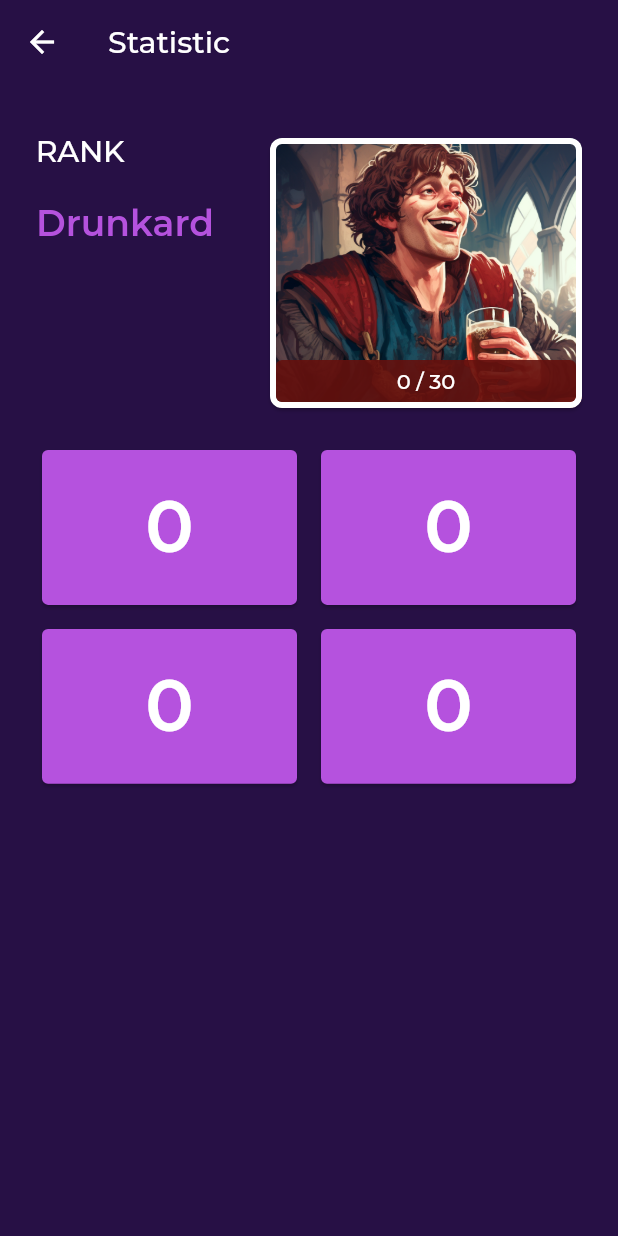
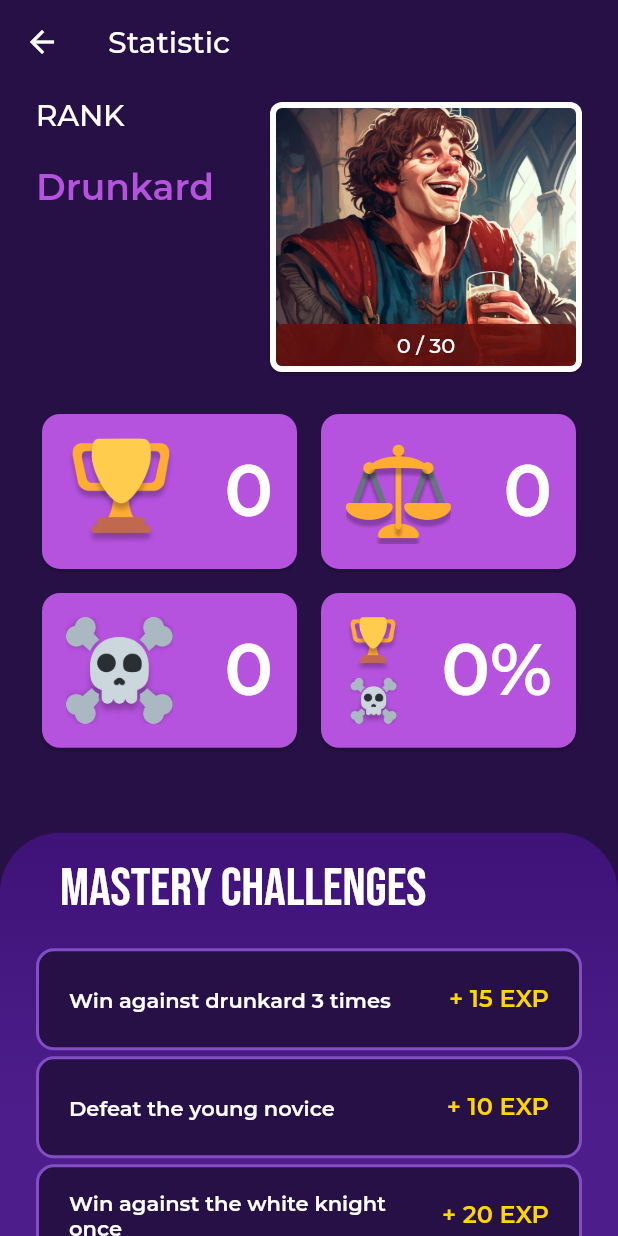
Before and after one commit to danielmrrk/CS-50-Final-Project-Tick-Tack, a Flutter app: the screen it shows after launch, after a tap on "Stats & Challenges", on a phone screen of 412 x 824 dp. Run offline on Flutter 3.47's test engine with Material 2 defaults, Android fonts, the phone set to English and light mode, and no system bars; our stand-ins replace flutter_riverpod, flutter_svg, get, google_fonts, sqflite; accounts and stored records are empty.

Commit message:
feat(bottom_sheet): draggable bottom sheet

```diff
--- a/lib/database/statistic/challenge_data.dart
+++ b/lib/database/statistic/challenge_data.dart
@@ -29,28 +29,28 @@ final challengeData = [
     clearCondition: ClearCondition.winDrunkard.toString(),
   ),
   Challenge(
-    content: "Defeat the young novice.",
+    content: "Defeat the young novice",
     exp: 10,
     difficulty: DifficultyRank.drunkard.toString(),
     showChallenge: true,
     clearCondition: ClearCondition.winNovice.toString(),
   ),
   Challenge(
-    content: "Win against the white knight once.",
+    content: "Win against the white knight once",
     exp: 20,
     difficulty: DifficultyRank.drunkard.toString(),
     showChallenge: true,
     clearCondition: ClearCondition.winWhiteKnight.toString(),
   ),
   Challenge(
-    content: "Win against the almighty dark wizard.",
+    content: "Win against the almighty dark wizard",
     exp: 30,
     difficulty: DifficultyRank.drunkard.toString(),
     showChallenge: true,
     clearCondition: ClearCondition.winDarkWizard.toString(),
   ),
   Challenge(
-    content: "Win against white knight 5 times.",
+    content: "Win against white knight 5 times",
     progress: 0,
     progressGoal: 5,
     exp: 50,
@@ -64,13 +64,13 @@ final challengeData = [
     clearCondition: ClearCondition.win.toString(),
   ),
   Challenge(
-    content: "Achieve a draw against the dark wizard.",
+    content: "Achieve a draw against the dark wizard",
     exp: 5,
     difficulty: DifficultyRank.whiteKnight.toString(),
     clearCondition: ClearCondition.drawDarkWizard.toString(),
   ),
   Challenge(
-    content: "Win 3 times against white knight without loosing once inbetween.",
+    content: "Win 3 times against white knight without loosing once inbetween",
     progress: 0,
     progressGoal: 3,
     exp: 25,
@@ -78,7 +78,7 @@ final challengeData = [
     clearCondition: ClearCondition.winWithoutLosingWhiteKnight.toString(),
   ),
   Challenge(
-    content: "Win 2 times against the dark wizard without loosing once inbetween.",
+    content: "Win 2 times against the dark wizard without loosing once inbetween",
     progress: 0,
     progressGoal: 2,
     exp: 50,
--- a/lib/database/statistic/statistic_database.dart
+++ b/lib/database/statistic/statistic_database.dart
@@ -198,10 +198,9 @@ SELECT
 ''');
 // result.first is an unmodifiable map
     final Map<String, dynamic> userStatisticMap = Map<String, dynamic>.from(result.first);
-    final int absoluteCount =
-        (userStatisticMap['winCount'] as int) + (userStatisticMap['lossCount'] as int) + (userStatisticMap['drawCount'] as int);
-    if (absoluteCount != 0) {
-      userStatisticMap['winRate'] = (userStatisticMap['winCount'] as int) ~/ absoluteCount;
+    final int absoluteWinLossCount = (userStatisticMap['winCount'] as int) + (userStatisticMap['lossCount'] as int);
+    if (absoluteWinLossCount != 0) {
+      userStatisticMap['winRate'] = (userStatisticMap['winCount'] as int) * 100 ~/ absoluteWinLossCount;
     } else {
       userStatisticMap['winRate'] = 0;
     }
@@ -216,7 +215,7 @@ SELECT
   }) async {
     final db = await instance.database;
     UserStatistic userStatistic = await readUserStatistic();
-    // need to update rankExp & rank
+    // TODO: need to update rankExp & rank
     if (difficulty != null || result != null) {
       userStatistic = _updateGameCount(userStatistic, difficulty!, result!);
     } else {
--- a/lib/database/statistic/user_statistic.dart
+++ b/lib/database/statistic/user_statistic.dart
@@ -111,6 +111,8 @@ class UserStatistic {
     int? lossCountDarkWizard,
     String? rank,
     int? rankExp,
+    // wait ?
+    int? winRate,
   }) {
     return UserStatistic(
       winCountDrunkard: winCountDrunkard ?? this.winCountDrunkard,
@@ -127,6 +129,7 @@ class UserStatistic {
       lossCountDarkWizard: lossCountDarkWizard ?? this.lossCountDarkWizard,
       rank: rank ?? this.rank,
       rankExp: rankExp ?? this.rankExp,
+      winRate: winRate ?? this.winRate,
     );
   }
 
--- a/lib/general/theme/color_theme.dart
+++ b/lib/general/theme/color_theme.dart
@@ -3,6 +3,7 @@ import 'package:flutter/material.dart';
 class TTColorTheme {
   static const background = Color(0xff271045);
   static const onBackground = Color(0xffb552de);
+  static const secondary = Color(0xff824ec6);
   static const highlight = Color(0xffffd700);
 
   static const drunkardHighlight = Color(0xff64100d);
--- a/lib/general/theme/text_theme.dart
+++ b/lib/general/theme/text_theme.dart
@@ -3,9 +3,15 @@ import 'package:google_fonts/google_fonts.dart';
 import 'package:tic_tac/general/theme/color_theme.dart';
 
 class TTTextTheme {
+  static final strikingColorfulTitle = GoogleFonts.bebasNeue(
+    fontSize: 36,
+    color: TTColorTheme.onBackground,
+    fontWeight: FontWeight.w400,
+  );
+
   static final strikingTitle = GoogleFonts.bebasNeue(
     fontSize: 36,
-    color: TTColorTheme.onBackground,
+    color: Colors.white,
     fontWeight: FontWeight.w400,
   );
 
@@ -16,11 +22,21 @@ class TTTextTheme {
     height: 0.06,
   );
 
-  static final bodyStatisticDisplay = GoogleFonts.montserrat(
-    fontSize: 48,
+  static final expDisplay = GoogleFonts.montserrat(
+    fontSize: 16,
     fontWeight: FontWeight.w600,
-    color: Colors.white,
+    color: TTColorTheme.highlight,
   );
+
+  static TextStyle bodyStatisticDisplay(int displayValue) => GoogleFonts.montserrat(
+        fontSize: displayValue < 10
+            ? 48
+            : displayValue < 100
+                ? 40
+                : 32,
+        fontWeight: FontWeight.w600,
+        color: Colors.white,
+      );
 
   static final strokeBody = GoogleFonts.montserrat(
       fontSize: 18,
@@ -29,6 +45,12 @@ class TTTextTheme {
         ..style = PaintingStyle.stroke
         ..strokeWidth = 2
         ..color = Colors.black);
+
+  static final bodyExtraLarge = GoogleFonts.montserrat(
+    fontSize: 28,
+    fontWeight: FontWeight.w500,
+    color: Colors.white,
+  );
 
   static final bodyLargeBold = GoogleFonts.montserrat(
     fontSize: 18,
@@ -45,6 +67,11 @@ class TTTextTheme {
     height: 1,
   );
 
+  static final bodyLarge = GoogleFonts.montserrat(
+    fontSize: 20,
+    fontWeight: FontWeight.w500,
+    color: Colors.white,
+  );
   static final bodyMediumSemiBold = GoogleFonts.montserrat(
     fontSize: 14,
     fontWeight: FontWeight.w600,
@@ -53,18 +80,6 @@ class TTTextTheme {
 
   static final bodyMedium = GoogleFonts.montserrat(
     fontSize: 14,
-    fontWeight: FontWeight.w500,
-    color: Colors.white,
-  );
-
-  static final bodyExtraLarge = GoogleFonts.montserrat(
-    fontSize: 28,
-    fontWeight: FontWeight.w500,
-    color: Colors.white,
-  );
-
-  static final bodyLarge = GoogleFonts.montserrat(
-    fontSize: 20,
     fontWeight: FontWeight.w500,
     color: Colors.white,
   );
--- a/lib/main_sceen/main_screen.dart
+++ b/lib/main_sceen/main_screen.dart
@@ -89,7 +89,7 @@ class _MainScreenState extends ConsumerState<MainScreen> with WidgetsBindingObse
           children: [
             Text(
               "Choose your difficulty",
-              style: TTTextTheme.strikingTitle,
+              style: TTTextTheme.strikingColorfulTitle,
             ),
             const SizedBox(height: 20),
             DifficultyGrid(
--- /dev/null
+++ b/lib/statistic/challenge_item.dart
@@ -0,0 +1,34 @@
+import 'package:flutter/material.dart';
+import 'package:tic_tac/database/statistic/challenge.dart';
+import 'package:tic_tac/general/theme/color_theme.dart';
+import 'package:tic_tac/general/theme/text_theme.dart';
+
+class ChallengeItem extends StatelessWidget {
+  const ChallengeItem({super.key, required this.challengeData});
+
+  final Challenge challengeData;
+
+  @override
+  Widget build(BuildContext context) {
+    return InkWell(
+      child: Container(
+        padding: const EdgeInsets.symmetric(horizontal: 20),
+        margin: const EdgeInsets.symmetric(vertical: 2),
+        height: 68,
+        decoration: BoxDecoration(
+          borderRadius: BorderRadius.circular(12),
+          color: TTColorTheme.background,
+          border: Border.all(color: TTColorTheme.secondary, width: 2),
+        ),
+        child: Row(
+          children: [
+            Expanded(
+              child: Text(challengeData.content, style: TTTextTheme.bodyMediumSemiBold),
+            ),
+            Text("+ ${challengeData.exp} EXP", style: TTTextTheme.expDisplay)
+          ],
+        ),
+      ),
+    );
+  }
+}
--- a/lib/statistic/statistic_display.dart
+++ b/lib/statistic/statistic_display.dart
@@ -3,18 +3,32 @@ import 'package:tic_tac/general/theme/color_theme.dart';
 import 'package:tic_tac/general/theme/text_theme.dart';
 
 class StatisticDisplay extends StatelessWidget {
-  const StatisticDisplay({super.key, required this.displayValue});
+  const StatisticDisplay({super.key, required this.displayValue, this.imagePath});
 
   final String displayValue;
+  final String? imagePath;
 
   @override
   Widget build(BuildContext context) {
     return Card(
+      shape: RoundedRectangleBorder(
+        borderRadius: BorderRadius.circular(12),
+      ),
       color: TTColorTheme.onBackground,
-      child: Center(
-        child: Text(
-          displayValue,
-          style: TTTextTheme.bodyStatisticDisplay,
+      child: Padding(
+        padding: const EdgeInsets.symmetric(horizontal: 16, vertical: 16),
+        child: Row(
+          mainAxisAlignment: MainAxisAlignment.center,
+          children: [
+            if (imagePath != null) ...[
+              Image.asset(imagePath!),
+              const Spacer(),
+            ],
+            Text(
+              displayValue,
+              style: TTTextTheme.bodyStatisticDisplay(int.tryParse(displayValue.replaceAll("%", "")) ?? 0),
+            ),
+          ],
         ),
       ),
     );
--- a/lib/statistic/statistic_screen.dart
+++ b/lib/statistic/statistic_screen.dart
@@ -1,6 +1,11 @@
 import 'package:flutter/material.dart';
+import 'package:tic_tac/database/statistic/challenge.dart';
+import 'package:tic_tac/database/statistic/challenge_data.dart';
 import 'package:tic_tac/database/statistic/statistic_database.dart';
 import 'package:tic_tac/database/statistic/user_statistic.dart';
+import 'package:tic_tac/general/theme/color_theme.dart';
+import 'package:tic_tac/general/theme/text_theme.dart';
+import 'package:tic_tac/statistic/challenge_item.dart';
 import 'package:tic_tac/statistic/rank_display.dart';
 import 'package:tic_tac/statistic/statistic_display.dart';
 
@@ -12,9 +17,11 @@ class StatisticScreen extends StatefulWidget {
 
 class StatisticScreenState extends State<StatisticScreen> {
   UserStatistic? _userStatistic;
+  List<Challenge> _challenges = [];
   @override
   void initState() {
     initUserStatistic();
+    initChallenges();
     super.initState();
   }
 
@@ -24,8 +31,11 @@ class StatisticScreenState extends State<StatisticScreen> {
       appBar: AppBar(
         title: const Text('Statistic'),
       ),
-      body: Padding(
-        padding: const EdgeInsets.symmetric(horizontal: 24, vertical: 36),
+      body: Stack(
+        fit: StackFit.expand,
+        children: [
+          Padding(
+            padding: const EdgeInsets.symmetric(horizontal: 24, vertical: 12),
             child: Column(
               children: [
                 RankDisplay(userStatistic: _userStatistic),
@@ -38,15 +48,58 @@ class StatisticScreenState extends State<StatisticScreen> {
                     mainAxisSpacing: 8,
                     crossAxisSpacing: 8,
                     children: [
-                  StatisticDisplay(displayValue: _userStatistic?.winCount.toString() ?? '0'),
-                  StatisticDisplay(displayValue: _userStatistic?.drawCount.toString() ?? '0'),
-                  StatisticDisplay(displayValue: _userStatistic?.lossCount.toString() ?? '0'),
-                  StatisticDisplay(displayValue: _userStatistic?.winRate.toString() ?? '0'),
+                      StatisticDisplay(
+                        displayValue: _userStatistic?.winCount.toString() ?? '0',
+                        imagePath: 'assets/images/trophy.png',
+                      ),
+                      StatisticDisplay(
+                        displayValue: _userStatistic?.drawCount.toString() ?? '0',
+                        imagePath: 'assets/images/balance-scale.png',
+                      ),
+                      StatisticDisplay(
+                        displayValue: _userStatistic?.lossCount.toString() ?? '0',
+                        imagePath: 'assets/images/skull.png',
+                      ),
+                      StatisticDisplay(
+                        displayValue: "${_userStatistic?.winRate.toString() ?? '0'}%",
+                        imagePath: 'assets/images/trophy_skull.png',
+                      ),
                     ],
+                  ),
+                ),
+              ],
+            ),
+          ),
+          DraggableScrollableSheet(
+            initialChildSize: 0.35,
+            minChildSize: 0.35,
+            snap: true,
+            builder: (context, controller) => Container(
+              decoration: const BoxDecoration(
+                borderRadius: BorderRadius.only(topLeft: Radius.circular(40), topRight: Radius.circular(40)),
+                gradient: LinearGradient(
+                  colors: [Color(0xff3e1277), Color(0xff4d1e8b)],
+                  stops: [0, 0.7],
+                  begin: Alignment.topCenter,
+                  end: Alignment.bottomCenter,
+                ),
+              ),
+              child: ListView.builder(
+                padding: const EdgeInsets.symmetric(horizontal: 24),
+                controller: controller,
+                itemCount: _challenges.length + 1,
+                itemBuilder: ((context, index) {
+                  return index == 0
+                      ? Padding(
+                          padding: const EdgeInsets.all(16),
+                          child: Text("Mastery Challenges", style: TTTextTheme.strikingTitle),
+                        )
+                      : ChallengeItem(challengeData: _challenges[index - 1]);
+                }),
+              ),
             ),
           )
         ],
-        ),
       ),
     );
   }
@@ -57,4 +110,11 @@ class StatisticScreenState extends State<StatisticScreen> {
       _userStatistic = userStatistic;
     });
   }
+
+  void initChallenges() async {
+    List<Challenge> challenges = await StatisticDatabase.instance.readAllShowableChallenges();
+    setState(() {
+      _challenges = challenges;
+    });
   }
+}
```
Also changed, not shown: assets/images/balance-scale.png (added), assets/images/balance_scale.svg (added), assets/images/skull.png (added), assets/images/skull.svg (added), assets/images/trophy.png (added), assets/images/trophy.svg (added), assets/images/trophy_skull.png (added). Lines whose indentation alone changed are shown as unchanged.
